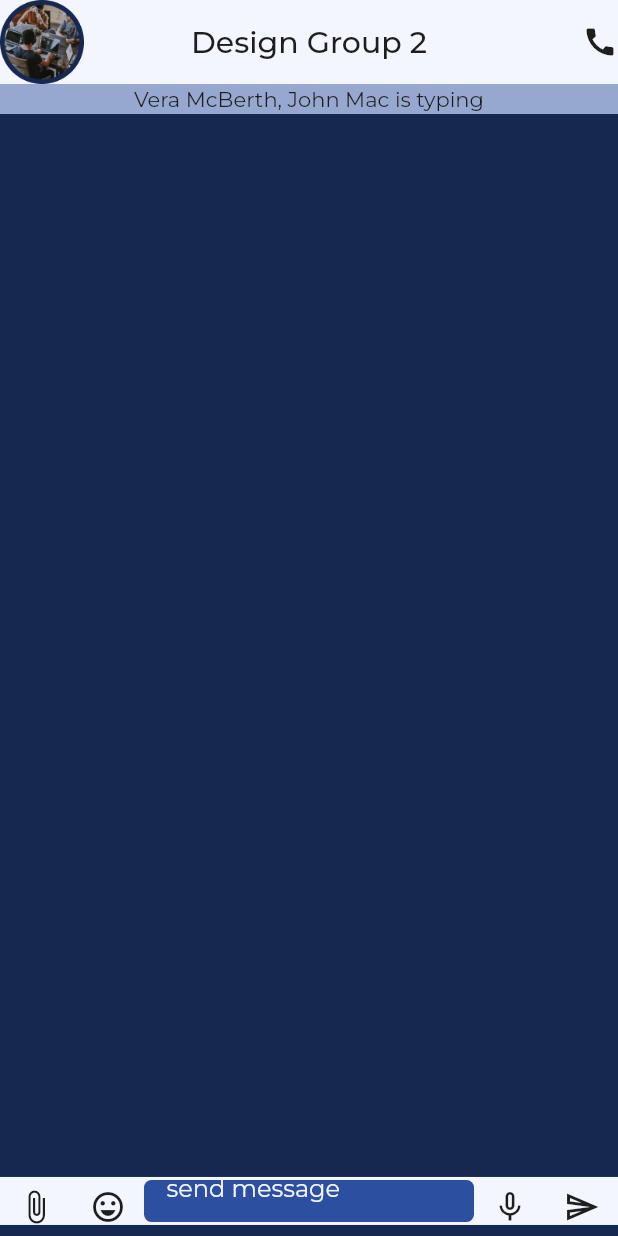
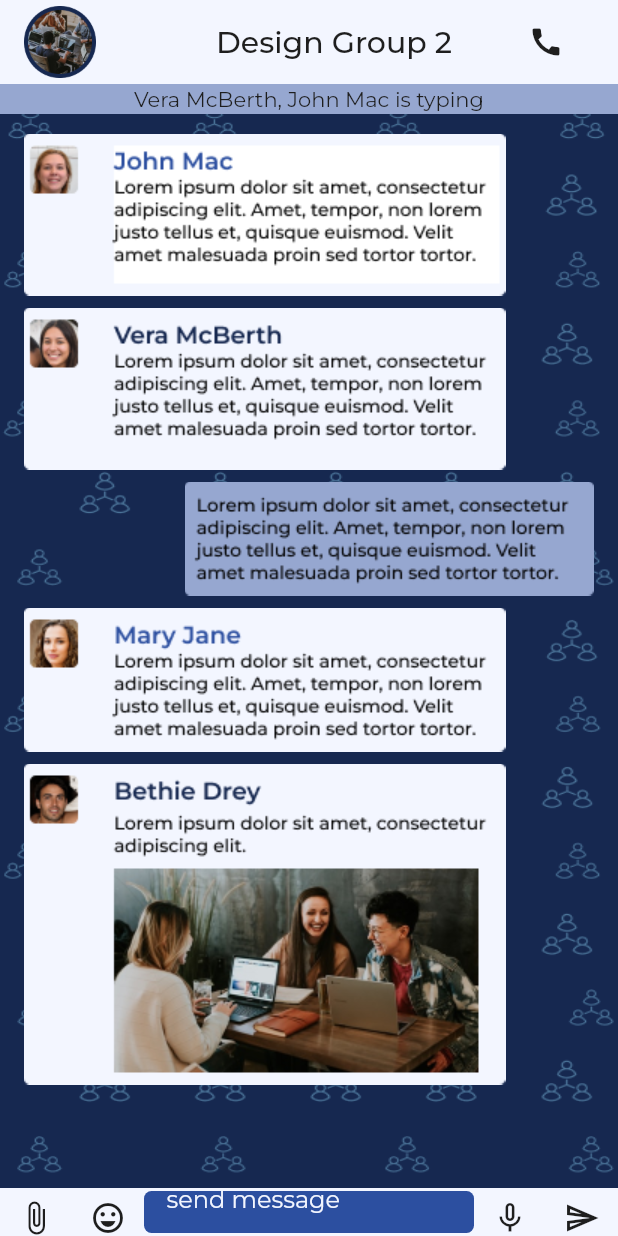
Before and after one commit to victor-onoja/BlueTick, a Flutter app: the screen it shows after launch, on a phone screen of 412 x 824 dp. Run offline on Flutter 3.47's test engine with Material 2 defaults, Android fonts, the phone set to English and light mode, and no system bars; our stand-ins replace google_fonts, smooth_page_indicator.

Commit message:
group chat screen done

```diff
--- a/bluetick/lib/app/module/groupchat/views/groupchatScreen.dart
+++ b/bluetick/lib/app/module/groupchat/views/groupchatScreen.dart
@@ -13,38 +13,109 @@ class _groupChatscreenState extends State<groupChatscreen> {
   @override
   Widget build(BuildContext context) {
     const gcdp = 'assets/groupchatdp.png';
+    const msg1 = 'assets/message1.png';
+    const msg2 = 'assets/message2.png';
+    const msg3 = 'assets/message3.png';
+    const msg4 = 'assets/message4.png';
+    const msg5 = 'assets/message5.png';
+    const gcbg = 'assets/groupchatbg.png';
 
     return SafeArea(
       child: Scaffold(
-          backgroundColor: AppTheme.darkBlue,
+          //backgroundColor: AppTheme.darkBlue,
           appBar: AppBar(
+            iconTheme: IconThemeData(color: AppTheme.offBlack),
             backgroundColor: AppTheme.offWhite,
             elevation: 0.0,
-              title: Text(
+            title: Row(
+              children: [
+                const Image(
+                  image: AssetImage(gcdp),
+                  height: kToolbarHeight,
+                  width: 48,
+                ),
+                SizedBox(
+                  width: 80,
+                ),
+                Text(
                   'Design Group 2',
                   style: GoogleFonts.montserrat(color: AppTheme.offBlack),
                 ),
+              ],
+            ),
             centerTitle: true,
-              actions: const [
-                Icon(
+            actions: [
+              Padding(
+                  padding: EdgeInsets.symmetric(horizontal: 24, vertical: 8),
+                  child: IconButton(
+                    onPressed: () {},
+                    icon: Icon(
                       Icons.call,
                       color: AppTheme.offBlack,
-                )
+                    ),
+                  )),
             ],
-              leading: Image(image: AssetImage(gcdp))),
+            // leading: BackButton(
+            //   color: AppTheme.offBlack,
+            // ),
+          ),
           body: Stack(
             children: <Widget>[
               Container(
                 height: double.infinity,
+                width: double.infinity,
+                decoration: BoxDecoration(
+                    image: DecorationImage(
+                        fit: BoxFit.fill, image: AssetImage(gcbg))),
+              ),
+              Container(
+                height: double.infinity,
                 child: SingleChildScrollView(
-                  padding: EdgeInsets.symmetric(
+                    padding: const EdgeInsets.symmetric(
                       horizontal: 16.0,
-                    vertical: 13.0,
+                      vertical: 33.0,
                     ),
-                  child: Column(
-                    children: <Widget>[],
+                    child: Column(children: <Widget>[
+                      Align(
+                        alignment: AlignmentDirectional.topStart,
+                        child: Container(
+                          child: const Image(image: AssetImage(msg1)),
                         ),
                       ),
+                      SizedBox(
+                        height: 8,
+                      ),
+                      Align(
+                        alignment: AlignmentDirectional.topStart,
+                        child: Container(
+                          child: Image(image: AssetImage(msg2)),
+                        ),
+                      ),
+                      SizedBox(
+                        height: 8,
+                      ),
+                      Align(
+                          alignment: AlignmentDirectional.topEnd,
+                          child: Container(
+                            child: Image(image: AssetImage(msg3)),
+                          )),
+                      SizedBox(
+                        height: 8,
+                      ),
+                      Align(
+                          alignment: AlignmentDirectional.topStart,
+                          child: Container(
+                            child: Image(image: AssetImage(msg4)),
+                          )),
+                      SizedBox(
+                        height: 8,
+                      ),
+                      Align(
+                          alignment: AlignmentDirectional.topStart,
+                          child: Container(
+                            child: Image(image: AssetImage(msg5)),
+                          )),
+                    ])),
               ),
               Container(
                 width: double.infinity,
@@ -58,7 +129,7 @@ class _groupChatscreenState extends State<groupChatscreen> {
                 ),
               ),
               Align(
-                alignment: Alignment(0, 0.98),
+                alignment: Alignment(0, 1.0),
                 child: Container(
                     width: double.infinity,
                     height: 32.0,
--- a/bluetick/lib/main.dart
+++ b/bluetick/lib/main.dart
@@ -14,6 +14,7 @@ class MyApp extends StatelessWidget {
   @override
   Widget build(BuildContext context) {
     return MaterialApp(
+      debugShowCheckedModeBanner: false,
       title: 'Flutter Demo',
       theme: ThemeData(
         primarySwatch: Colors.blue,
```
Also changed, not shown: bluetick/assets/groupchatbg.png (added), bluetick/assets/message1.png (added), bluetick/assets/message2.png (added), bluetick/assets/message3.png (added), bluetick/assets/message4.png (added), bluetick/assets/message5.png (added). Lines whose indentation alone changed are shown as unchanged.
